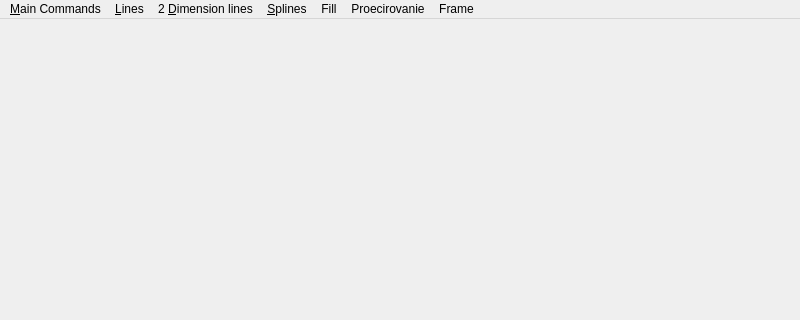
The window that ГИИСиКГ/_Практика/Graphic/main.ui (sidorovis/restudy) describes before a commit, drawn with Qt 5; both pictures show x 0 to 800 and y 0 to 320 of the 800 by 600 pixel window.
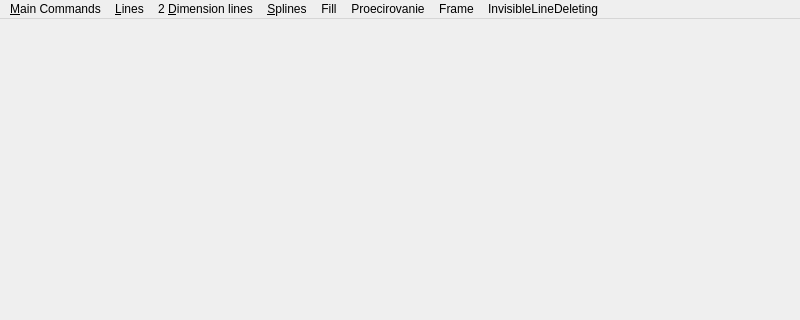
The same window after the commit.

What changed in the file:
```diff
--- a/ГИИСиКГ/_Практика/Graphic/main.ui
+++ b/ГИИСиКГ/_Практика/Graphic/main.ui
@@ -71,6 +71,13 @@
     <addaction name="actionFrameMode" />
     <addaction name="actionNoFrameMode" />
    </widget>
+   <widget class="QMenu" name="menuInvisibleLineDeleting" >
+    <property name="title" >
+     <string>InvisibleLineDeleting</string>
+    </property>
+    <addaction name="actionDeleting" />
+    <addaction name="actionNotDeleting" />
+   </widget>
    <addaction name="menuMain_Commands" />
    <addaction name="menuLines" />
    <addaction name="menu2_dimension_lines" />
@@ -78,6 +85,7 @@
    <addaction name="menuFill" />
    <addaction name="menuProecirovanie" />
    <addaction name="menuFrame" />
+   <addaction name="menuInvisibleLineDeleting" />
   </widget>
   <widget class="QStatusBar" name="statusbar" />
   <action name="actionADC" >
```
Left out of the diff: 10 changed lines with no effect on the pictures.
